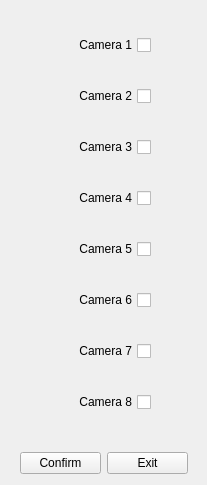
Above: Used_Cameras_UI/mainwindow.ui from Islam231bi/Cameras-UI before the change. Below: the same form after it.
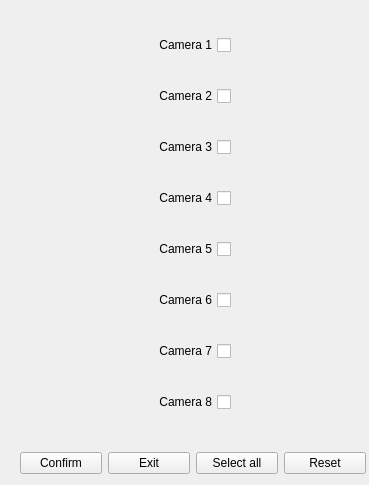
That is the form after the change.

Commit message: added select all and reset

The edit to the form file:
```diff
--- a/Used_Cameras_UI/mainwindow.ui
+++ b/Used_Cameras_UI/mainwindow.ui
@@ -6,7 +6,7 @@
    <rect>
     <x>0</x>
     <y>0</y>
-    <width>207</width>
+    <width>369</width>
     <height>485</height>
    </rect>
   </property>
@@ -17,7 +17,7 @@
    <widget class="QWidget" name="layoutWidget">
     <property name="geometry">
      <rect>
-      <x>60</x>
+      <x>140</x>
       <y>10</y>
       <width>91</width>
       <height>431</height>
@@ -106,12 +106,12 @@
      </item>
     </layout>
    </widget>
-   <widget class="QWidget" name="">
+   <widget class="QWidget" name="layoutWidget">
     <property name="geometry">
      <rect>
       <x>20</x>
       <y>450</y>
-      <width>168</width>
+      <width>346</width>
       <height>26</height>
      </rect>
     </property>
@@ -130,6 +130,20 @@
        </property>
       </widget>
      </item>
+     <item>
+      <widget class="QPushButton" name="select_all">
+       <property name="text">
+        <string>Select all</string>
+       </property>
+      </widget>
+     </item>
+     <item>
+      <widget class="QPushButton" name="reset">
+       <property name="text">
+        <string>Reset</string>
+       </property>
+      </widget>
+     </item>
     </layout>
    </widget>
   </widget>
```
The commit also changes 2 other files.
